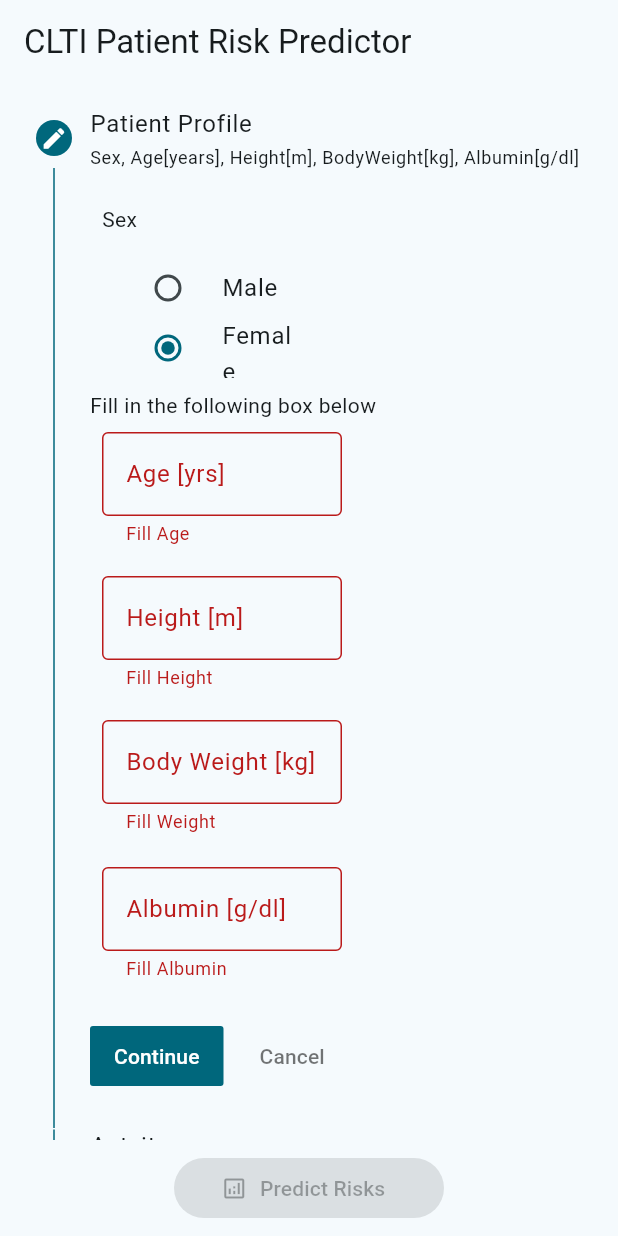
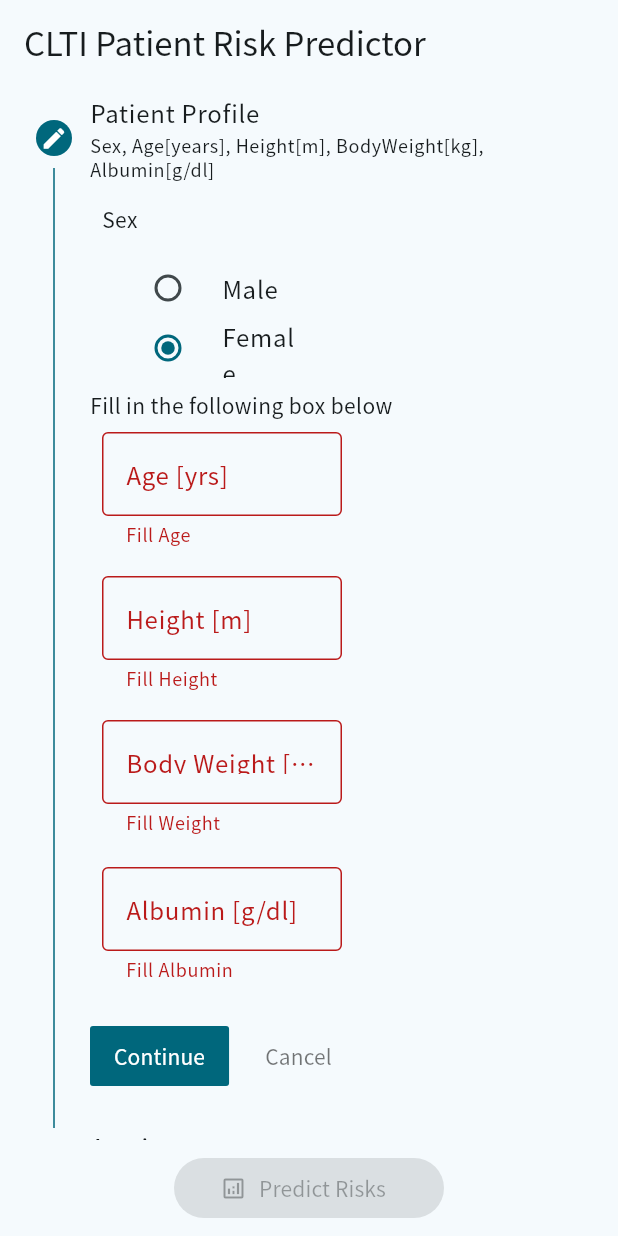
Before and after one commit to studiome/clti_risk, a Flutter app: the screen it shows after launch, on a phone screen of 412 x 824 dp. Run offline on Flutter 3.47's test engine with Material 2 defaults, Android fonts, the phone set to English and light mode, and no system bars.

Commit message:
add JP fonts

```diff
--- a/lib/main.dart
+++ b/lib/main.dart
@@ -17,11 +17,16 @@ class MyApp extends StatelessWidget {
   Widget build(BuildContext context) {
     return MaterialApp(
       title: title,
-      theme: ThemeData(useMaterial3: true, colorSchemeSeed: jsvsColor),
+      theme: ThemeData(
+        useMaterial3: true,
+        colorSchemeSeed: jsvsColor,
+        fontFamily: 'Noto Sans JP',
+      ),
       darkTheme: ThemeData(
         useMaterial3: true,
         brightness: Brightness.dark,
         colorSchemeSeed: jsvsColor,
+        fontFamily: 'Noto Sans JP',
       ),
       themeMode: ThemeMode.system,
       home: AppScaffold(title: title, child: const PatientDataForm()),
```
Also changed, not shown: pubspec.yaml (+15 -1 lines), 6 other files.
